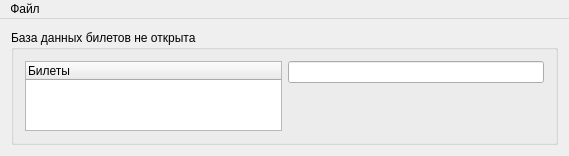
The window that Control/ControlManager/controlmanagermainwindow.ui (Demonist/TCS) describes before a commit, drawn with Qt 5.
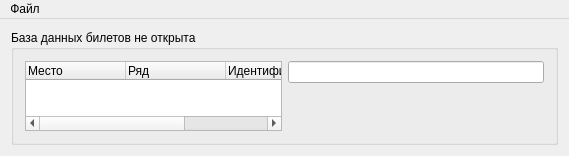
The same window after the commit. The open tabs and pages were chosen to show the change. Custom widgets are drawn as their Qt base class.

The edit to the form file:
```diff
--- a/Control/ControlManager/controlmanagermainwindow.ui
+++ b/Control/ControlManager/controlmanagermainwindow.ui
@@ -57,7 +57,22 @@
              </property>
              <column>
               <property name="text">
-               <string>Билеты</string>
+               <string>Место</string>
+              </property>
+             </column>
+             <column>
+              <property name="text">
+               <string>Ряд</string>
+              </property>
+             </column>
+             <column>
+              <property name="text">
+               <string>Идентификатор</string>
+              </property>
+             </column>
+             <column>
+              <property name="text">
+               <string>Статус</string>
               </property>
              </column>
             </widget>
```
